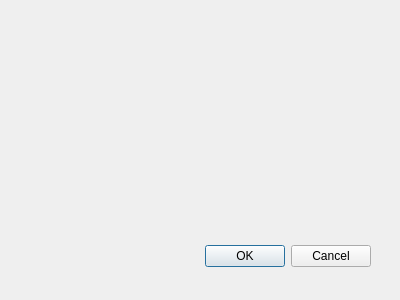
First picture: the form in relight/focaldialog.ui, repository cnr-isti-vclab/relight, before the edit.
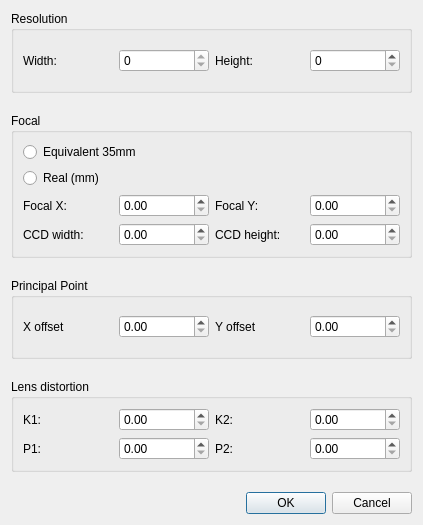
Second picture: the form after the edit.

Commit message: basic reading of exif, lens class.

```diff
--- a/relight/focaldialog.ui
+++ b/relight/focaldialog.ui
@@ -8,29 +8,212 @@
    <rect>
     <x>0</x>
     <y>0</y>
-    <width>400</width>
-    <height>300</height>
+    <width>423</width>
+    <height>525</height>
    </rect>
   </property>
   <property name="windowTitle">
    <string>Dialog</string>
   </property>
-  <widget class="QDialogButtonBox" name="buttonBox">
-   <property name="geometry">
-    <rect>
-     <x>30</x>
-     <y>240</y>
-     <width>341</width>
-     <height>32</height>
-    </rect>
+  <layout class="QGridLayout" name="gridLayout_5">
+   <property name="verticalSpacing">
+    <number>20</number>
    </property>
-   <property name="orientation">
-    <enum>Qt::Horizontal</enum>
-   </property>
-   <property name="standardButtons">
-    <set>QDialogButtonBox::Cancel|QDialogButtonBox::Ok</set>
-   </property>
-  </widget>
+   <item row="3" column="0">
+    <widget class="QGroupBox" name="groupBox_2">
+     <property name="title">
+      <string>Principal Point</string>
+     </property>
+     <layout class="QGridLayout" name="gridLayout_2">
+      <item row="0" column="0">
+       <widget class="QLabel" name="label_7">
+        <property name="text">
+         <string>X offset</string>
+        </property>
+       </widget>
+      </item>
+      <item row="0" column="1">
+       <widget class="QDoubleSpinBox" name="principalOffsetX"/>
+      </item>
+      <item row="0" column="2">
+       <widget class="QLabel" name="label_9">
+        <property name="text">
+         <string>Y offset</string>
+        </property>
+       </widget>
+      </item>
+      <item row="0" column="3">
+       <widget class="QDoubleSpinBox" name="principalOffsetY"/>
+      </item>
+     </layout>
+    </widget>
+   </item>
+   <item row="5" column="0">
+    <widget class="QDialogButtonBox" name="buttonBox">
+     <property name="orientation">
+      <enum>Qt::Horizontal</enum>
+     </property>
+     <property name="standardButtons">
+      <set>QDialogButtonBox::Cancel|QDialogButtonBox::Ok</set>
+     </property>
+    </widget>
+   </item>
+   <item row="4" column="0">
+    <widget class="QGroupBox" name="groupBox_4">
+     <property name="title">
+      <string>Lens distortion</string>
+     </property>
+     <layout class="QGridLayout" name="gridLayout_4">
+      <item row="0" column="0">
+       <widget class="QLabel" name="label_3">
+        <property name="text">
+         <string>K1:</string>
+        </property>
+       </widget>
+      </item>
+      <item row="0" column="1">
+       <widget class="QDoubleSpinBox" name="k1"/>
+      </item>
+      <item row="0" column="2">
+       <widget class="QLabel" name="label_4">
+        <property name="text">
+         <string>K2:</string>
+        </property>
+       </widget>
+      </item>
+      <item row="0" column="3">
+       <widget class="QDoubleSpinBox" name="k2"/>
+      </item>
+      <item row="1" column="0">
+       <widget class="QLabel" name="label_8">
+        <property name="text">
+         <string>P1:</string>
+        </property>
+       </widget>
+      </item>
+      <item row="1" column="1">
+       <widget class="QDoubleSpinBox" name="p1"/>
+      </item>
+      <item row="1" column="2">
+       <widget class="QLabel" name="label_10">
+        <property name="text">
+         <string>P2:</string>
+        </property>
+       </widget>
+      </item>
+      <item row="1" column="3">
+       <widget class="QDoubleSpinBox" name="p2"/>
+      </item>
+     </layout>
+    </widget>
+   </item>
+   <item row="0" column="0">
+    <widget class="QGroupBox" name="groupBox_3">
+     <property name="title">
+      <string>Resolution</string>
+     </property>
+     <layout class="QGridLayout" name="gridLayout_3">
+      <item row="0" column="0">
+       <widget class="QLabel" name="label">
+        <property name="text">
+         <string>Width:</string>
+        </property>
+       </widget>
+      </item>
+      <item row="0" column="1">
+       <widget class="QSpinBox" name="width">
+        <property name="readOnly">
+         <bool>true</bool>
+        </property>
+       </widget>
+      </item>
+      <item row="0" column="2">
+       <widget class="QLabel" name="label_2">
+        <property name="text">
+         <string>Height:</string>
+        </property>
+       </widget>
+      </item>
+      <item row="0" column="3">
+       <widget class="QSpinBox" name="height">
+        <property name="enabled">
+         <bool>true</bool>
+        </property>
+       </widget>
+      </item>
+     </layout>
+    </widget>
+   </item>
+   <item row="2" column="0">
+    <widget class="QGroupBox" name="groupBox">
+     <property name="title">
+      <string>Focal</string>
+     </property>
+     <layout class="QGridLayout" name="gridLayout">
+      <item row="2" column="0">
+       <widget class="QLabel" name="label_14">
+        <property name="text">
+         <string>Focal X:</string>
+        </property>
+        <property name="alignment">
+         <set>Qt::AlignLeading|Qt::AlignLeft|Qt::AlignVCenter</set>
+        </property>
+       </widget>
+      </item>
+      <item row="2" column="1">
+       <widget class="QDoubleSpinBox" name="focalx"/>
+      </item>
+      <item row="2" column="2">
+       <widget class="QLabel" name="label_17">
+        <property name="text">
+         <string>Focal Y:</string>
+        </property>
+        <property name="alignment">
+         <set>Qt::AlignLeading|Qt::AlignLeft|Qt::AlignVCenter</set>
+        </property>
+       </widget>
+      </item>
+      <item row="2" column="3">
+       <widget class="QDoubleSpinBox" name="focaly"/>
+      </item>
+      <item row="3" column="0">
+       <widget class="QLabel" name="label_5">
+        <property name="text">
+         <string>CCD width:</string>
+        </property>
+       </widget>
+      </item>
+      <item row="3" column="1">
+       <widget class="QDoubleSpinBox" name="ccdWidth"/>
+      </item>
+      <item row="3" column="2">
+       <widget class="QLabel" name="label_11">
+        <property name="text">
+         <string>CCD height:</string>
+        </property>
+       </widget>
+      </item>
+      <item row="3" column="3">
+       <widget class="QDoubleSpinBox" name="ccdHeight"/>
+      </item>
+      <item row="0" column="0" colspan="2">
+       <widget class="QRadioButton" name="equivalent">
+        <property name="text">
+         <string>Equivalent 35mm</string>
+        </property>
+       </widget>
+      </item>
+      <item row="1" column="0" colspan="2">
+       <widget class="QRadioButton" name="real">
+        <property name="text">
+         <string>Real (mm)</string>
+        </property>
+       </widget>
+      </item>
+     </layout>
+    </widget>
+   </item>
+  </layout>
  </widget>
  <pixmapfunction/>
  <resources/>
```
Left out of the diff: 5 changed lines with no effect on the pictures. The commit also changes 6 other files.
